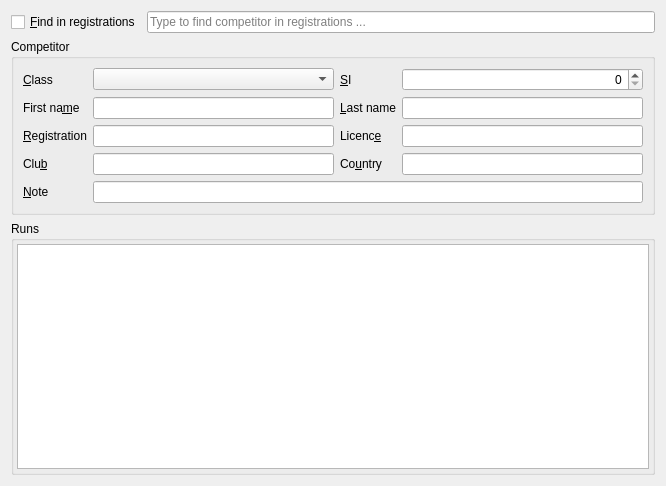
Quick-Event/quickbox, file quickevent/app/plugins/qml/Competitors/src/competitorwidget.ui: the form before one commit.
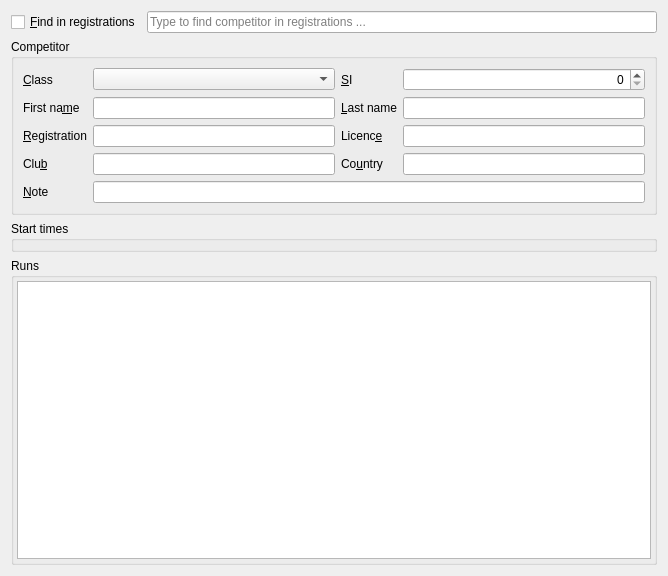
The form after the commit. Custom widgets are drawn as their Qt base class.

Commit message: QE: [v0.0.10] Start times can be entered from edit competitor window

The edit to the form file:
```diff
--- a/quickevent/app/plugins/qml/Competitors/src/competitorwidget.ui
+++ b/quickevent/app/plugins/qml/Competitors/src/competitorwidget.ui
@@ -6,8 +6,8 @@
    <rect>
     <x>0</x>
     <y>0</y>
-    <width>666</width>
-    <height>486</height>
+    <width>668</width>
+    <height>576</height>
    </rect>
   </property>
   <property name="windowTitle">
@@ -200,6 +200,13 @@
      </layout>
     </widget>
    </item>
+   <item>
+    <widget class="QGroupBox" name="grpStartTimes">
+     <property name="title">
+      <string>Start times</string>
+     </property>
+    </widget>
+   </item>
    <item>
     <widget class="QGroupBox" name="groupBox">
      <property name="sizePolicy">
```
The commit also changes 19 other files.
